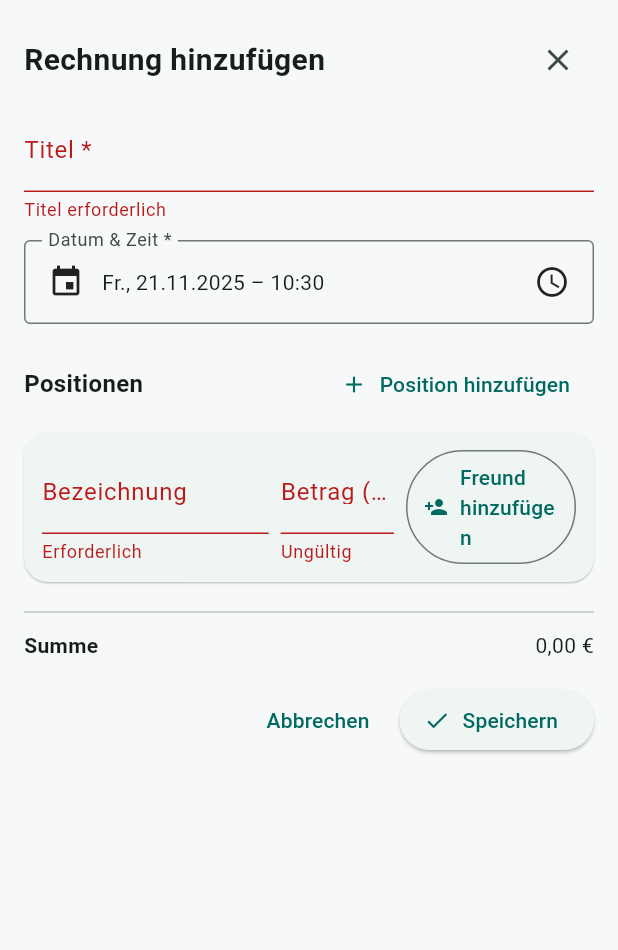
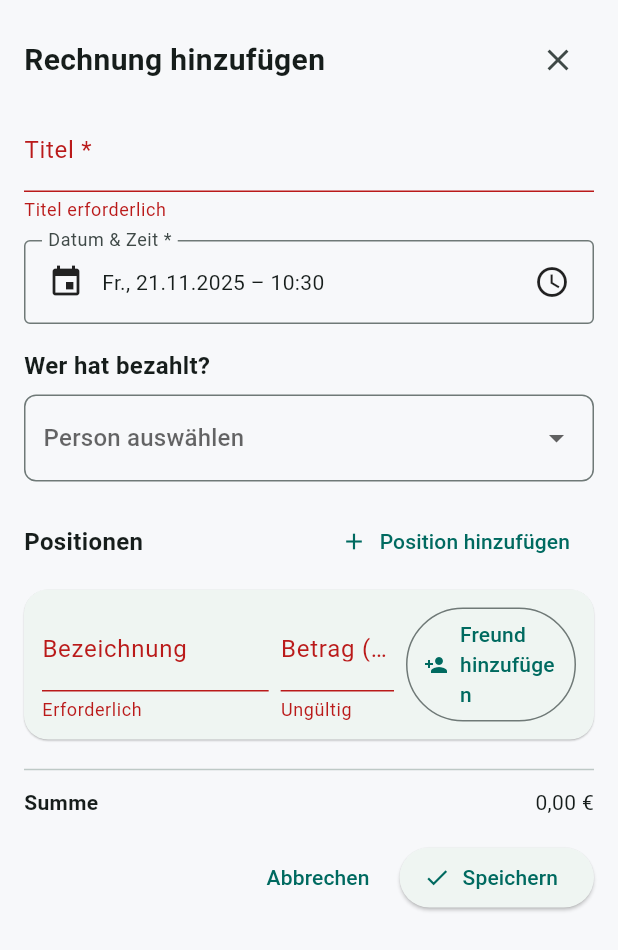
Before and after one commit to Eltoperma/BillPal, a Flutter app: the AddInvoiceForm widget shown alone on an empty page, opened directly with empty values, after a tap on "Speichern", on a phone screen of 412 x 824 dp. Shown: the top 950 px of the screen. Run offline on Flutter 3.47's test engine with Material 3 defaults, Android fonts, the phone set to English and light mode, and no system bars; our stand-ins replace image_picker, shared_preferences, sqflite, sqflite_common_ffi; missing offline and left inert: google_mlkit_text_recognition; accounts and stored records are empty.

Commit message:
Enhance billing feature: add paid_by_user_id field, update database schema, and implement payer selection in invoice form

```diff
--- a/billpal/lib/features/bills/bill_service.dart
+++ b/billpal/lib/features/bills/bill_service.dart
@@ -30,6 +30,7 @@ class BillService {
     required String title,
     required DateTime dateTime,
     required int userId, // Der User der die Rechnung erstellt
+    int? paidByUserId, // Wer hat bezahlt (optional, default = userId)
     required List<LineItemData> lineItems,
     String? picturePath,
   }) async {
@@ -52,10 +53,12 @@ class BillService {
     AppLogger.bills.success('✅ Validierung OK');
 
     // 2. Bill erstellen
+    final actualPaidByUserId = paidByUserId ?? userId; // Fallback auf Ersteller
     final billData = {
       'title': title.trim(),
       'date': dateTime.toIso8601String(),
       'user_id': userId,
+      'paid_by_user_id': actualPaidByUserId,
       'pic': picturePath,
     };
 
--- a/billpal/lib/features/bills/presentation/pages/add_invoice_form.dart
+++ b/billpal/lib/features/bills/presentation/pages/add_invoice_form.dart
@@ -5,6 +5,13 @@ import 'package:billpal/shared/domain/entities.dart';
 import 'package:billpal/shared/application/services.dart';
 import '../../bill_service.dart';
 import '../../../../core/logging/app_logger.dart';
+
+// Konstante "Ich"-Person für konsistente Referenz
+final Person _currentUserPerson = Person(
+  id: 'current_user',
+  name: 'Ich',
+  createdAt: DateTime.now(),
+);
 
 class LineItem {
   String description;
@@ -135,6 +142,7 @@ class _AddInvoiceFormState extends State<AddInvoiceForm> {
   final _titleCtrl = TextEditingController();
   DateTime _dateTime = DateTime.now();
   final _items = <LineItem>[LineItem()];
+  Person? _paidByPerson; // Wer hat bezahlt
 
   final _currencyFmt = NumberFormat.currency(locale: 'de_DE', symbol: '€');
 
@@ -161,7 +169,7 @@ class _AddInvoiceFormState extends State<AddInvoiceForm> {
           LineItem(
             description: receiptItem.description,
             amount: receiptItem.totalPrice,
-            assignee: null, // User needs to assign manually
+            assignee: _getDefaultAssignee(), // Automatische Zuordnung basierend auf Zahler
           ),
         );
       }
@@ -235,7 +243,40 @@ class _AddInvoiceFormState extends State<AddInvoiceForm> {
     });
   }
 
-  void _addItem() => setState(() => _items.add(LineItem()));
+  void _addItem() => setState(() => _items.add(LineItem(assignee: _getDefaultAssignee())));
+
+  /// Bestimmt die Standard-Zuordnung für neue Positionen basierend auf dem Zahler
+  Person? _getDefaultAssignee() {
+    if (_paidByPerson?.id == 'current_user') {
+      // Ich habe bezahlt → andere sind Schuldner → keine Auto-Zuordnung
+      return null;
+    } else if (_paidByPerson != null) {
+      // Jemand anderes hat bezahlt → ich bin der Schuldner
+      return _currentUserPerson;
+    }
+    return null; // Kein Zahler ausgewählt
+  }
+
+  /// Aktualisiert alle Positionen basierend auf dem neuen Zahler
+  void _updateItemsForNewPayer(Person? newPayer) {
+    setState(() {
+      for (int i = 0; i < _items.length; i++) {
+        // Nur aktualisieren wenn noch keine manuelle Zuordnung erfolgt ist
+        final item = _items[i];
+        final shouldAutoAssign = item.assignee == null ||
+            item.assignee?.id == 'current_user' ||
+            (item.assignee?.id != 'current_user' && newPayer?.id == 'current_user');
+
+        if (shouldAutoAssign) {
+          _items[i] = LineItem(
+            description: item.description,
+            amount: item.amount,
+            assignee: _getDefaultAssignee(),
+          );
+        }
+      }
+    });
+  }
   void _removeItem(int index) => setState(() => _items.removeAt(index));
 
   double get _total => _items.fold(0.0, (s, i) => s + (i.amount ?? 0.0));
@@ -292,16 +333,22 @@ class _AddInvoiceFormState extends State<AddInvoiceForm> {
         // Person ID zu int konvertieren
         int? assigneeUserId;
         try {
-          assigneeUserId = int.parse(item.assignee!.id);
-          AppLogger.bills.debug(
-            '✅ Person ID "${item.assignee!.id}" → $assigneeUserId',
-          );
+          // Spezielle Behandlung für "current_user"
+          if (item.assignee!.id == 'current_user') {
+            assigneeUserId = 1; // App-User ist immer ID 1
+            AppLogger.bills.debug('✅ Current User → assigneeUserId = 1');
+          } else {
+            assigneeUserId = int.parse(item.assignee!.id);
+            AppLogger.bills.debug(
+              '✅ Person ID "${item.assignee!.id}" → $assigneeUserId',
+            );
+          }
         } catch (e) {
           AppLogger.bills.error(
             '❌ Fehler bei Person ID Konvertierung: "${item.assignee!.id}" → $e',
           );
-          // Fallback: Verwende Hash-Code oder feste ID
-          assigneeUserId = item.assignee!.id.hashCode.abs() % 10000;
+          // Fallback: Verwende sichere Konvertierung
+          assigneeUserId = _getUserIdSafely(item.assignee!.id);
           AppLogger.bills.debug('🔧 Fallback Person ID: $assigneeUserId');
         }
 
@@ -321,10 +368,18 @@ class _AddInvoiceFormState extends State<AddInvoiceForm> {
       // In DB speichern
       AppLogger.bills.info('🟡 Rufe BillService.saveInvoiceData auf...');
       final currentUser = await UserService().getCurrentUser();
+
+      // Bestimme wer bezahlt hat
+      final paidByPerson = _paidByPerson ?? currentUser; // Fallback auf aktuellen User
+      final paidByUserId = _getUserIdSafely(paidByPerson.id);
+
+      AppLogger.bills.debug('🟡 Bezahlt von: ${paidByPerson.name} (ID: $paidByUserId)');
+
       final billId = await billService.saveInvoiceData(
         title: _titleCtrl.text.trim(),
         dateTime: _dateTime,
-        userId: _getUserIdSafely(currentUser.id),
+        userId: _getUserIdSafely(currentUser.id), // Ersteller der Rechnung
+        paidByUserId: paidByUserId, // Wer hat bezahlt
         lineItems: lineItemsData,
       );
 
@@ -415,6 +470,15 @@ class _AddInvoiceFormState extends State<AddInvoiceForm> {
               ),
             ),
             const SizedBox(height: 16),
+            _WhoPaidSelector(
+              selectedPerson: _paidByPerson,
+              people: widget.people,
+              onChanged: (person) {
+                setState(() => _paidByPerson = person);
+                _updateItemsForNewPayer(person);
+              },
+            ),
+            const SizedBox(height: 16),
             Row(
               children: [
                 const Text(
@@ -496,6 +560,8 @@ class _LineItemRowState extends State<_LineItemRow> {
   late final TextEditingController _amountCtrl;
   Person? _assignee;
 
+
+
   @override
   void initState() {
     super.initState();
@@ -574,12 +640,17 @@ class _LineItemRowState extends State<_LineItemRow> {
                   ? _buildAddFriendButton()
                   : DropdownButtonFormField<Person>(
                       initialValue: _assignee,
-                      items: widget.people
-                          .map(
-                            (p) =>
-                                DropdownMenuItem(value: p, child: Text(p.name)),
-                          )
-                          .toList(),
+                      items: [
+                        // "Ich" als erste Option hinzufügen
+                        DropdownMenuItem(
+                          value: _currentUserPerson,
+                          child: const Text('Ich'),
+                        ),
+                        // Dann alle Freunde
+                        ...widget.people.map(
+                          (p) => DropdownMenuItem(value: p, child: Text(p.name)),
+                        ),
+                      ],
                       onChanged: (p) {
                         setState(() => _assignee = p);
                         _emit();
@@ -677,3 +748,87 @@ class _LineItemRowState extends State<_LineItemRow> {
     }
   }
 }
+
+/// Widget zur Auswahl, wer die Rechnung bezahlt hat
+class _WhoPaidSelector extends StatelessWidget {
+  final Person? selectedPerson;
+  final List<Person> people;
+  final ValueChanged<Person?> onChanged;
+
+  const _WhoPaidSelector({
+    required this.selectedPerson,
+    required this.people,
+    required this.onChanged,
+  });
+
+  @override
+  Widget build(BuildContext context) {
+    // Erstelle Liste mit "Ich" als erste Option
+    final options = <Person>[
+      _currentUserPerson,
+      ...people,
+    ];
+
+    return Column(
+      crossAxisAlignment: CrossAxisAlignment.start,
+      children: [
+        Text(
+          'Wer hat bezahlt?', // TODO: Lokalisierung hinzufügen
+          style: TextStyle(fontSize: 16, fontWeight: FontWeight.w600),
+        ),
+        const SizedBox(height: 8),
+        Container(
+          width: double.infinity,
+          padding: const EdgeInsets.symmetric(horizontal: 12, vertical: 4),
+          decoration: BoxDecoration(
+            border: Border.all(color: Theme.of(context).dividerColor),
+            borderRadius: BorderRadius.circular(8),
+          ),
+          child: DropdownButtonHideUnderline(
+            child: DropdownButton<Person>(
+              value: selectedPerson,
+              hint: Text('Person auswählen'), // TODO: Lokalisierung hinzufügen
+              isExpanded: true,
+              items: options.map((person) {
+                return DropdownMenuItem<Person>(
+                  value: person,
+                  child: Row(
+                    children: [
+                      CircleAvatar(
+                        radius: 16,
+                        backgroundColor: person.id == 'current_user'
+                            ? Colors.blue.shade100
+                            : Colors.grey.shade200,
+                        child: Text(
+                          person.name[0].toUpperCase(),
+                          style: TextStyle(
+                            fontWeight: FontWeight.bold,
+                            color: person.id == 'current_user'
+                                ? Colors.blue.shade700
+                                : Colors.grey.shade700,
+                          ),
+                        ),
+                      ),
+                      const SizedBox(width: 12),
+                      Expanded(
+                        child: Text(
+                          person.name,
+                          style: TextStyle(
+                            fontWeight: person.id == 'current_user'
+                                ? FontWeight.w600
+                                : FontWeight.normal,
+                          ),
+                        ),
+                      ),
+                    ],
+                  ),
+                );
+              }).toList(),
+              onChanged: onChanged,
+            ),
+          ),
+        ),
+      ],
+    );
+  }
+}
--- a/billpal/lib/l10n/app_de.arb
+++ b/billpal/lib/l10n/app_de.arb
@@ -134,6 +134,10 @@
   "pleaseSelect": "Bitte wählen",
   "removePosition": "Position entfernen",
   "sum": "Summe",
+  "whoPaidLabel": "Wer hat bezahlt?",
+  "whoPaidHint": "Person auswählen, die die Rechnung bezahlt hat",
+  "iPaid": "Ich habe bezahlt",
+  "someoneElsePaid": "Jemand anderes hat bezahlt",
   "atLeastOnePosition": "Bitte mindestens eine gültige Position angeben.",
   "billSavedSuccess": "Rechnung erfolgreich gespeichert! ID: {id}",
   "@billSavedSuccess": {
--- a/billpal/lib/l10n/app_en.arb
+++ b/billpal/lib/l10n/app_en.arb
@@ -132,8 +132,12 @@
   "mustBeGreaterZero": "Must be > 0",
   "person": "Person",
   "pleaseSelect": "Please select",
-  "removePosition": "Remove item",
+  "removePosition": "Remove position",
   "sum": "Total",
+  "whoPaidLabel": "Who paid?",
+  "whoPaidHint": "Select the person who paid the bill",
+  "iPaid": "I paid",
+  "someoneElsePaid": "Someone else paid",
   "atLeastOnePosition": "Please provide at least one valid item.",
   "billSavedSuccess": "Bill saved successfully! ID: {id}",
   "@billSavedSuccess": {
--- a/billpal/lib/l10n/app_localizations.dart
+++ b/billpal/lib/l10n/app_localizations.dart
@@ -536,6 +536,30 @@ abstract class AppLocalizations {
   /// **'Summe'**
   String get sum;
 
+  /// No description provided for @whoPaidLabel.
+  ///
+  /// In de, this message translates to:
+  /// **'Wer hat bezahlt?'**
+  String get whoPaidLabel;
+
+  /// No description provided for @whoPaidHint.
+  ///
+  /// In de, this message translates to:
+  /// **'Person auswählen, die die Rechnung bezahlt hat'**
+  String get whoPaidHint;
+
+  /// No description provided for @iPaid.
+  ///
+  /// In de, this message translates to:
+  /// **'Ich habe bezahlt'**
+  String get iPaid;
+
+  /// No description provided for @someoneElsePaid.
+  ///
+  /// In de, this message translates to:
+  /// **'Jemand anderes hat bezahlt'**
+  String get someoneElsePaid;
+
   /// No description provided for @atLeastOnePosition.
   ///
   /// In de, this message translates to:
--- a/billpal/lib/l10n/app_localizations_de.dart
+++ b/billpal/lib/l10n/app_localizations_de.dart
@@ -236,6 +236,18 @@ class AppLocalizationsDe extends AppLocalizations {
 
   @override
   String get sum => 'Summe';
+
+  @override
+  String get whoPaidLabel => 'Wer hat bezahlt?';
+
+  @override
+  String get whoPaidHint => 'Person auswählen, die die Rechnung bezahlt hat';
+
+  @override
+  String get iPaid => 'Ich habe bezahlt';
+
+  @override
+  String get someoneElsePaid => 'Jemand anderes hat bezahlt';
 
   @override
   String get atLeastOnePosition =>
```
Also changed, not shown: billpal/lib/core/database/database_helper.dart (+15 -2 lines), billpal/lib/l10n/app_localizations_en.dart (+13 -1 lines), billpal/lib/shared/application/services/bill_sharing_service.dart (+25 -10 lines).
